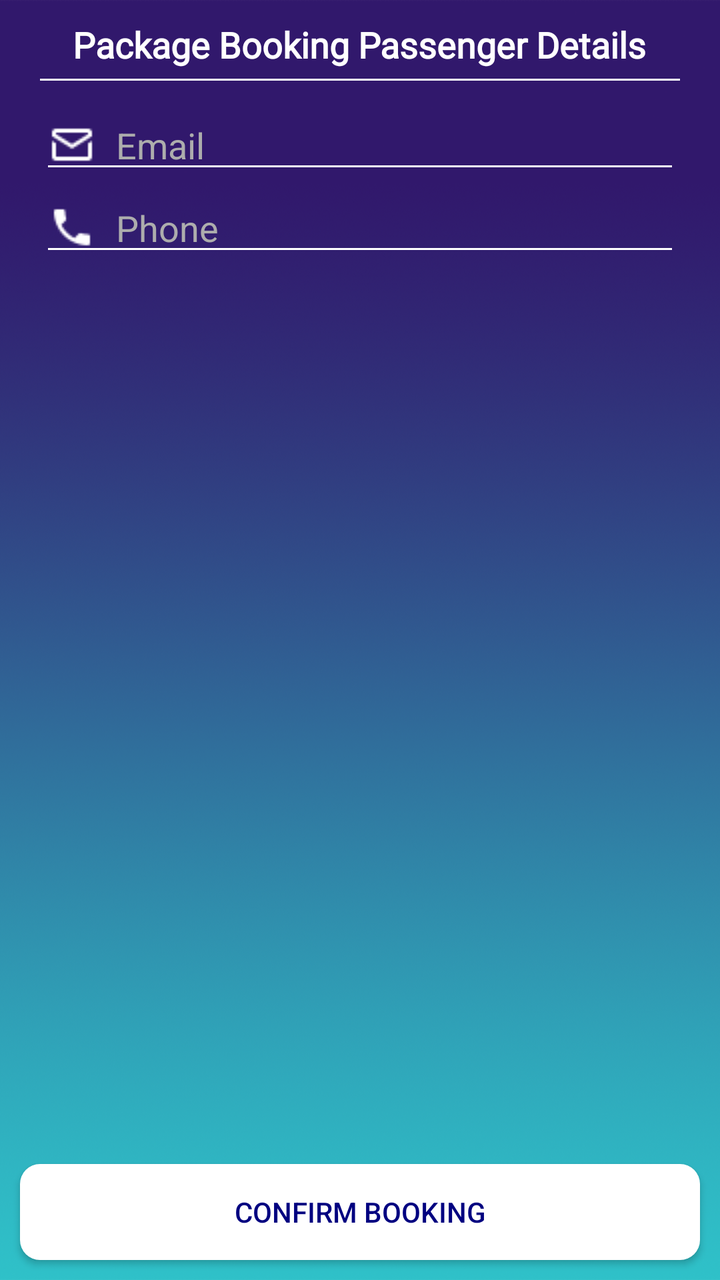
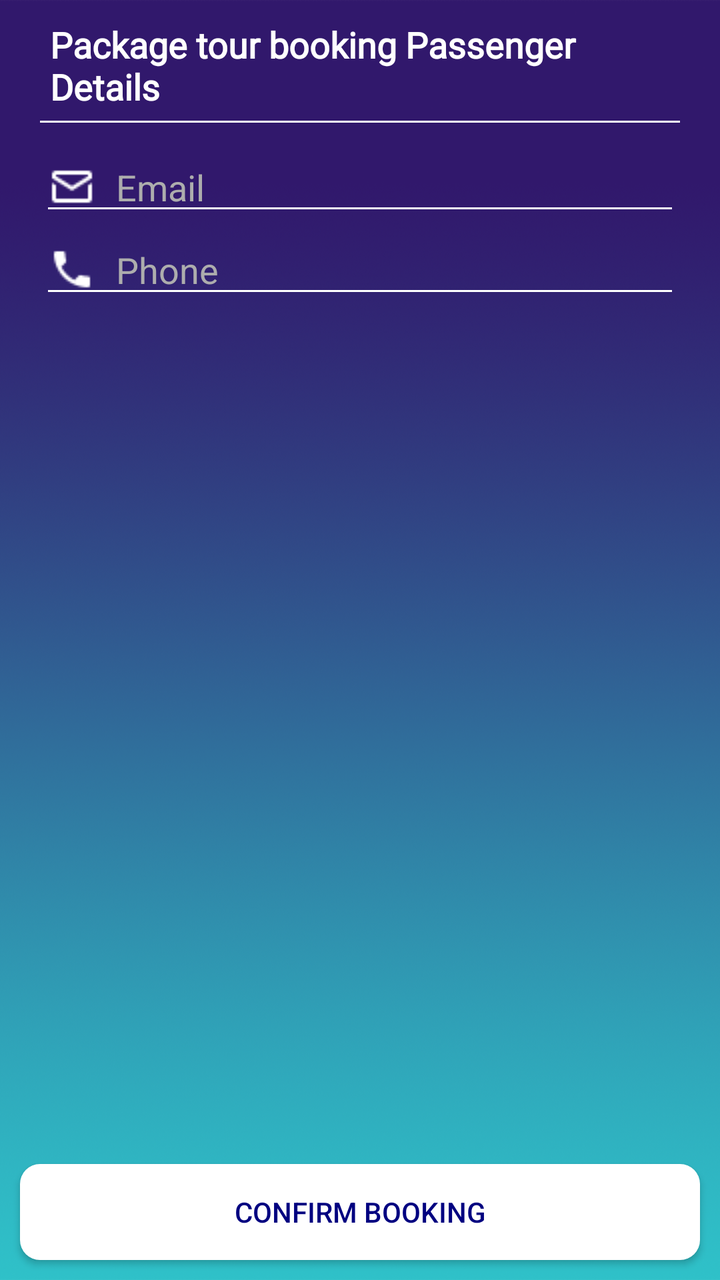

Compare the two renders of this Android layout. The source of the first and the diff that turns it into the second are given below.
<!-- AndroidManifest.xml: application theme AppTheme.NoActionBar -->
<!-- res/layout/activity_package_passenger_info.xml -->
<?xml version="1.0" encoding="utf-8"?>
<LinearLayout xmlns:android="http://schemas.android.com/apk/res/android"
    xmlns:app="http://schemas.android.com/apk/res-auto"
    xmlns:tools="http://schemas.android.com/tools"
    android:layout_width="match_parent"
    android:layout_height="match_parent"
    android:orientation="vertical"
    android:weightSum="1"
    android:background="@drawable/background_img"
    tools:context="com.gsrtc.mobileweb.ui.activities.advance_booking.PassengerInfoActivity">

    <ScrollView
        android:layout_weight="1"
        android:layout_width="match_parent"
        android:paddingLeft="20dp"
        android:paddingRight="20dp"
        android:paddingTop="5dp"
        android:paddingBottom="10dp"
        android:layout_height="match_parent">




        <LinearLayout
            android:layout_width="match_parent"
            android:layout_height="wrap_content"
            android:orientation="vertical">






            <TextView
                android:id="@+id/passinfo_title"
                android:layout_width="wrap_content"
                android:layout_height="wrap_content"
                android:text="Package Booking Passenger Details"
                android:textColor="@color/white"
                android:fontFamily="@font/gotham"
                android:textSize="18dp"
                android:padding="5dp"
                android:layout_gravity="center"
                android:textStyle="bold"/>
            <View
                android:layout_width="match_parent"
                android:layout_height="1dp"
                android:layout_marginBottom="10dp"
                android:background="@color/white"/>

            <LinearLayout
                android:orientation="vertical"
                android:layout_width="match_parent"
                android:layout_height="wrap_content"
                android:background="@color/bpTransparent">

                <EditText
                    android:id="@+id/passenger_name_one"
                    android:hint="Passenger Name"
                    android:textColor="@color/white"
                    android:textColorHint="@color/hint"
                    android:inputType="textEmailAddress"
                    android:theme="@style/EditTextStyle"
                    android:drawableStart="@drawable/profile"
                    android:drawablePadding="10dp"
                    android:layout_marginBottom="5dp"
                    android:visibility="gone"
                    android:layout_width="match_parent"
                    android:layout_height="wrap_content" />


                <LinearLayout
                    android:layout_width="match_parent"
                    android:layout_height="wrap_content"
                    android:orientation="horizontal"
                    android:weightSum="2">
                    <Spinner
                        android:id="@+id/gender_one"
                        android:hint="Gender"
                        android:layout_marginBottom="0dp"
                        android:layout_weight="1"
                        android:layout_marginRight="0dp"
                        android:theme="@style/AppTheme.spinnerDropDownItemStyle"
                        android:layout_width="match_parent"
                        android:visibility="gone"
                        android:textAlignment="center"
                        android:entries="@array/gender_array"
                        android:layout_height="wrap_content"
                        tools:ignore="RtlCompat" />
                    <Spinner
                        android:id="@+id/gender_lady_one"
                        android:hint="Gender"
                        android:layout_marginBottom="0dp"
                        android:layout_weight="1"
                        android:layout_marginRight="0dp"
                        android:layout_width="match_parent"
                        android:visibility="gone"
                        android:textAlignment="center"
                        android:theme="@style/AppTheme.spinnerDropDownItemStyle"
                        android:entries="@array/lady_gender_array"
                        android:layout_height="wrap_content"
                        tools:ignore="RtlCompat" />

                    <EditText
                        android:id="@+id/age_one"
                        android:hint="Age"
                        android:layout_marginBottom="0dp"
                        android:textColor="@color/white"
                        android:textColorHint="@color/hint"
                        android:theme="@style/EditTextStyle"
                        android:layout_weight="1"
                        android:inputType="numberSigned"
                        android:visibility="gone"
                        android:maxLength="3"
                        android:layout_width="match_parent"
                        android:layout_height="wrap_content" />
                </LinearLayout>
            </LinearLayout>


            <LinearLayout
                android:orientation="vertical"
                android:layout_width="match_parent"
                android:layout_height="wrap_content"
                android:background="@color/bpTransparent">

                <EditText
                    android:id="@+id/passenger_name_two"
                    android:hint="Passenger Name"
                    android:inputType="textEmailAddress"
                    android:textColor="@color/white"
                    android:textColorHint="@color/hint"
                    android:drawableStart="@drawable/profile"
                    android:drawablePadding="10dp"
                    android:theme="@style/EditTextStyle"
                    android:layout_marginBottom="5dp"
                    android:visibility="gone"
                    android:layout_width="match_parent"
                    android:layout_height="wrap_content" />

                <LinearLayout
                    android:layout_width="match_parent"
                    android:layout_height="wrap_content"
                    android:orientation="horizontal"
                    android:weightSum="2">
                    <Spinner
                        android:id="@+id/gender_two"
                        android:hint="Gender"
                        android:layout_marginBottom="0dp"
                        android:layout_weight="1"
                        android:layout_marginRight="0dp"
                        android:layout_width="match_parent"
                        android:theme="@style/AppTheme.spinnerDropDownItemStyle"
                        android:visibility="gone"
                        android:textAlignment="center"
                        android:entries="@array/gender_array"
                        android:layout_height="wrap_content"
                        tools:ignore="RtlCompat" />
                    <EditText
                        android:id="@+id/age_two"
                        android:hint="Age"
                        android:layout_marginBottom="0dp"
                        android:textColor="@color/white"
                        android:textColorHint="@color/hint"
                        android:theme="@style/EditTextStyle"
                        android:layout_weight="1"
                        android:inputType="numberSigned"
                        android:visibility="gone"
                        android:maxLength="3"
                        android:layout_width="match_parent"
                        android:layout_height="wrap_content" />
                </LinearLayout>
            </LinearLayout>

            <LinearLayout
                android:orientation="vertical"
                android:layout_width="match_parent"
                android:layout_height="wrap_content"
                android:background="@color/bpTransparent">

                <EditText
                    android:id="@+id/passenger_name_three"
                    android:hint="Passenger Name"
                    android:inputType="textEmailAddress"
                    android:textColor="@color/white"
                    android:textColorHint="@color/hint"
                    android:drawableStart="@drawable/profile"
                    android:drawablePadding="10dp"
                    android:theme="@style/EditTextStyle"
                    android:layout_marginBottom="5dp"
                    android:visibility="gone"
                    android:layout_width="match_parent"
                    android:layout_height="wrap_content" />


                <LinearLayout
                    android:layout_width="match_parent"
                    android:layout_height="wrap_content"
                    android:orientation="horizontal"
                    android:weightSum="2">
                    <Spinner
                        android:id="@+id/gender_three"
                        android:hint="Gender"
                        android:layout_marginBottom="0dp"
                        android:layout_weight="1"
                        android:layout_marginRight="0dp"
                        android:layout_width="match_parent"
                        android:visibility="gone"
                        android:theme="@style/AppTheme.spinnerDropDownItemStyle"
                        android:textAlignment="center"
                        android:entries="@array/gender_array"
                        android:layout_height="wrap_content"
                        tools:ignore="RtlCompat" />
                    <EditText
                        android:id="@+id/age_three"
                        android:hint="Age"
                        android:textColor="@color/white"
                        android:textColorHint="@color/hint"
                        android:theme="@style/EditTextStyle"                        android:layout_marginBottom="0dp"
                        android:layout_weight="1"
                        android:inputType="numberSigned"
                        android:visibility="gone"
                        android:maxLength="3"
                        android:layout_width="match_parent"
                        android:layout_height="wrap_content" />
                </LinearLayout>
            </LinearLayout>

            <LinearLayout
                android:orientation="vertical"
                android:layout_width="match_parent"
                android:layout_height="wrap_content"
                android:background="@color/bpTransparent">

                <EditText
                    android:id="@+id/passenger_name_four"
                    android:hint="Passenger Name"
                    android:inputType="textEmailAddress"
                    android:drawableStart="@drawable/profile"
                    android:drawablePadding="10dp"
                    android:textColor="@color/white"
                    android:textColorHint="@color/hint"
                    android:theme="@style/EditTextStyle"
                    android:visibility="gone"
                    android:layout_marginBottom="5dp"
                    android:layout_width="match_parent"
                    android:layout_height="wrap_content" />


                <LinearLayout
                    android:layout_width="match_parent"
                    android:layout_height="wrap_content"
                    android:orientation="horizontal"
                    android:weightSum="2">
                    <Spinner
                        android:id="@+id/gender_four"
                        android:hint="Gender"
                        android:layout_marginBottom="0dp"
                        android:layout_weight="1"
                        android:layout_marginRight="0dp"
                        android:layout_width="match_parent"
                        android:theme="@style/AppTheme.spinnerDropDownItemStyle"
                        android:visibility="gone"
                        android:textAlignment="center"
                        android:entries="@array/gender_array"
                        android:layout_height="wrap_content"
                        tools:ignore="RtlCompat" />
                    <EditText
                        android:id="@+id/age_four"
                        android:hint="Age"
                        android:layout_marginBottom="0dp"
                        android:layout_weight="1"
                        android:textColor="@color/white"
                        android:textColorHint="@color/hint"
                        android:theme="@style/EditTextStyle"
                        android:inputType="numberSigned"
                        android:visibility="gone"
                        android:maxLength="3"
                        android:layout_width="match_parent"
                        android:layout_height="wrap_content" />
                </LinearLayout>
            </LinearLayout>

            <LinearLayout
                android:orientation="vertical"
                android:layout_width="match_parent"
                android:layout_height="wrap_content"
                android:background="@color/bpTransparent">

                <EditText
                    android:id="@+id/passenger_name_five"
                    android:hint="Passenger Name"
                    android:inputType="textEmailAddress"
                    android:textColor="@color/white"
                    android:textColorHint="@color/hint"
                    android:drawableStart="@drawable/profile"
                    android:drawablePadding="10dp"
                    android:theme="@style/EditTextStyle"
                    android:layout_marginBottom="5dp"
                    android:visibility="gone"
                    android:layout_width="match_parent"
                    android:layout_height="wrap_content" />


                <LinearLayout
                    android:layout_width="match_parent"
                    android:layout_height="wrap_content"
                    android:orientation="horizontal"
                    android:weightSum="2">
                    <Spinner
                        android:id="@+id/gender_five"
                        android:hint="Gender"
                        android:layout_marginBottom="0dp"
                        android:layout_weight="1"
                        android:layout_marginRight="0dp"
                        android:layout_width="match_parent"
                        android:visibility="gone"
                        android:textAlignment="center"
                        android:theme="@style/AppTheme.spinnerDropDownItemStyle"
                        android:entries="@array/gender_array"
                        android:layout_height="wrap_content"
                        tools:ignore="RtlCompat" />
                    <EditText
                        android:id="@+id/age_five"
                        android:hint="Age"
                        android:layout_marginBottom="0dp"
                        android:textColor="@color/white"
                        android:textColorHint="@color/hint"
                        android:theme="@style/EditTextStyle"
                        android:layout_weight="1"
                        android:inputType="numberSigned"
                        android:visibility="gone"
                        android:maxLength="3"
                        android:layout_width="match_parent"
                        android:layout_height="wrap_content" />
                </LinearLayout>
            </LinearLayout>

            <LinearLayout
                android:orientation="vertical"
                android:layout_width="match_parent"
                android:layout_height="wrap_content"
                android:background="@color/bpTransparent">

                <EditText
                    android:id="@+id/passenger_name_six"
                    android:hint="Passenger Name"
                    android:inputType="textEmailAddress"
                    android:layout_marginBottom="5dp"
                    android:drawableStart="@drawable/profile"
                    android:drawablePadding="10dp"
                    android:textColor="@color/white"
                    android:textColorHint="@color/hint"
                    android:theme="@style/EditTextStyle"
                    android:visibility="gone"
                    android:layout_width="match_parent"
                    android:layout_height="wrap_content" />


                <LinearLayout
                    android:layout_width="match_parent"
                    android:layout_height="wrap_content"
                    android:orientation="horizontal"
                    android:weightSum="2">
                    <Spinner
                        android:id="@+id/gender_six"
                        android:hint="Gender"
                        android:layout_marginBottom="0dp"
                        android:layout_weight="1"
                        android:layout_marginRight="0dp"
                        android:layout_width="match_parent"
                        android:visibility="gone"
                        android:textAlignment="center"
                        android:theme="@style/AppTheme.spinnerDropDownItemStyle"
                        android:entries="@array/gender_array"
                        android:layout_height="wrap_content"
                        tools:ignore="RtlCompat" />
                    <EditText
                        android:id="@+id/age_six"
                        android:hint="Age"
                        android:layout_marginBottom="0dp"
                        android:layout_weight="1"
                        android:inputType="numberSigned"
                        android:visibility="gone"
                        android:textColor="@color/white"
                        android:textColorHint="@color/hint"
                        android:theme="@style/EditTextStyle"
                        android:maxLength="3"
                        android:layout_width="match_parent"
                        android:layout_height="wrap_content" />
                </LinearLayout>
            </LinearLayout>

            <EditText
                android:id="@+id/email"
                android:hint="Email"
                android:textColor="@color/white"
                android:textColorHint="@color/hint"
                android:theme="@style/EditTextStyle"
                android:drawableStart="@drawable/mail"
                android:drawablePadding="10dp"
                android:layout_width="match_parent"
                android:inputType="textEmailAddress"
                android:layout_height="wrap_content" />

            <EditText
                android:id="@+id/phone"
                android:hint="Phone"
                android:layout_marginBottom="10dp"
                android:inputType="number"
                android:drawablePadding="10dp"
                android:drawableStart="@drawable/cell"
                android:maxLength="10"
                android:textColor="@color/white"
                android:textColorHint="@color/hint"
                android:theme="@style/EditTextStyle"
                android:layout_width="match_parent"
                android:layout_height="wrap_content" />


        </LinearLayout>
    </ScrollView>
    <Button
        android:id="@+id/confirm_btn"
        android:text="CONFIRM BOOKING"
        android:background="@drawable/btn_shape"
        android:textColor="@color/naviy"
        android:layout_width="match_parent"
        android:layout_height="wrap_content"
        android:layout_margin="10dp"/>
</LinearLayout>
<!-- resources referenced by this layout -->
<resources>
  <string-array name="gender_array">
          <item>Male</item>
          <item>Female</item>
      </string-array>
  <string-array name="lady_gender_array">
          <item>Female</item>
      </string-array>
  <color name="hint"> #adadad</color>
  <color name="naviy">#000080</color>
  <color name="white">#FFFFFF</color>
  <!-- drawable background_img: png bitmap (drawable-sw720dp, 391260 bytes) -->
  <!-- drawable btn_shape (drawable) -->
  <?xml version="1.0" encoding="utf-8"?>
  <selector xmlns:android="http://schemas.android.com/apk/res/android">
      <item>
          <shape android:shape="rectangle">
              <solid android:color="@color/white" />
              <corners android:radius="10dp"/>
          </shape>
      </item>
  </selector>
  <!-- drawable cell: png bitmap (drawable, 333 bytes) -->
  <!-- drawable mail: png bitmap (drawable, 335 bytes) -->
  <!-- drawable profile: png bitmap (drawable, 274 bytes) -->
  <style name="AppTheme.spinnerDropDownItemStyle" parent="@android:style/Widget.Material.DropDownItem.Spinner">
      <item name="android:textColor">@color/white</item>
      <item name="android:backgroundTint">@color/black</item>
      </style>
  <style name="EditTextStyle">
          <item name="colorAccent">@color/white</item>
          <item name="colorControlNormal">@color/white</item>
          <item name="colorControlActivated">@color/white</item>
      </style>
  <style name="AppTheme.NoActionBar">
          <item name="windowActionBar">false</item>
          <item name="windowNoTitle">true</item>
      </style>
  <color name="black">#000000</color>
</resources>

<!-- the commit's change to res/layout/activity_package_passenger_info.xml (unified diff, before → after) -->
@@ -35,7 +35,7 @@
                 android:id="@+id/passinfo_title"
                 android:layout_width="wrap_content"
                 android:layout_height="wrap_content"
-                android:text="Package Booking Passenger Details"
+                android:text="Package tour booking Passenger Details"
                 android:textColor="@color/white"
                 android:fontFamily="@font/gotham"
                 android:textSize="18dp"
